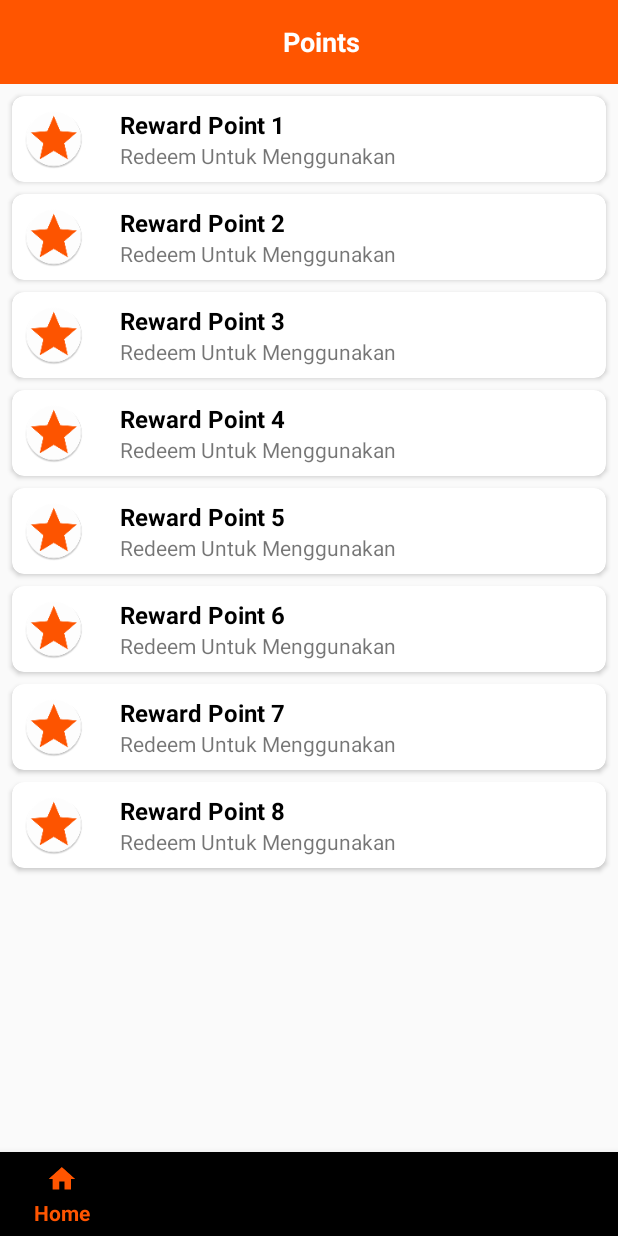
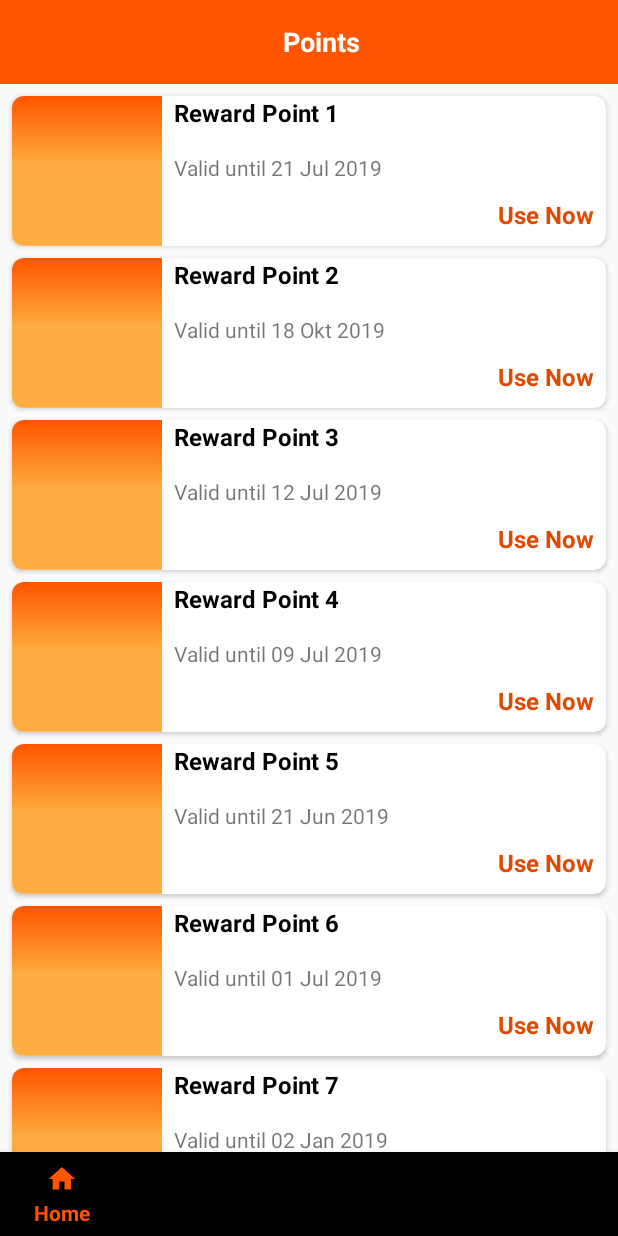
Before and after one commit to CevinWays/umuclone, an Android app: the fragment PointFragment placed in its activity, on a phone screen of 412 x 824 dp. Run offline under Robolectric (Android 15) with nearby library versions, the light colour scheme and no system bars.

Commit message:
fixing points layout

```diff
--- a/app/src/main/java/com/cevin/umuclone/point/PointData.java
+++ b/app/src/main/java/com/cevin/umuclone/point/PointData.java
@@ -6,14 +6,14 @@ import java.util.ArrayList;
 
 public class PointData {
     public static String[][] dataInbox = new String[][]{
-            {"Reward Point 1","Redeem Untuk Menggunakan"},
-            {"Reward Point 2","Redeem Untuk Menggunakan"},
-            {"Reward Point 3","Redeem Untuk Menggunakan"},
-            {"Reward Point 4","Redeem Untuk Menggunakan"},
-            {"Reward Point 5","Redeem Untuk Menggunakan"},
-            {"Reward Point 6","Redeem Untuk Menggunakan"},
-            {"Reward Point 7","Redeem Untuk Menggunakan"},
-            {"Reward Point 8","Redeem Untuk Menggunakan"},
+            {"Reward Point 1","Valid until 21 Jul 2019"},
+            {"Reward Point 2","Valid until 18 Okt 2019"},
+            {"Reward Point 3","Valid until 12 Jul 2019"},
+            {"Reward Point 4","Valid until 09 Jul 2019"},
+            {"Reward Point 5","Valid until 21 Jun 2019"},
+            {"Reward Point 6","Valid until 01 Jul 2019"},
+            {"Reward Point 7","Valid until 02 Jan 2019"},
+            {"Reward Point 8","Valid until 28 Jul 2019"},
 
     };
 
--- a/app/src/main/res/layout/item_cardview_inbox.xml
+++ b/app/src/main/res/layout/item_cardview_inbox.xml
@@ -17,12 +17,10 @@
 
         <ImageView
             android:id="@+id/imageView_point_umu"
-            android:layout_width="40dp"
-            android:layout_height="40dp"
-            android:layout_marginStart="@dimen/dimen_8dp"
-            android:layout_marginTop="@dimen/dimen_8dp"
-            android:layout_marginBottom="8dp"
-            android:src="@mipmap/ic_point_color"
+            android:layout_width="100dp"
+            android:layout_height="100dp"
+            android:scaleType="centerCrop"
+            android:src="@mipmap/backround_gradient_umu"
             app:layout_constraintBottom_toBottomOf="parent"
             app:layout_constraintStart_toStartOf="parent"
             app:layout_constraintTop_toTopOf="parent" />
@@ -31,8 +29,7 @@
             android:id="@+id/textView_title_inbox_umu"
             android:layout_width="0dp"
             android:layout_height="wrap_content"
-            android:layout_marginStart="24dp"
-            android:layout_marginTop="@dimen/dimen_8dp"
+            android:layout_marginStart="8dp"
             android:layout_marginEnd="8dp"
             android:maxLength="200"
             android:maxLines="1"
@@ -48,17 +45,31 @@
             android:id="@+id/textView_desc_inbox_umu"
             android:layout_width="0dp"
             android:layout_height="wrap_content"
-            android:layout_marginStart="24dp"
+            android:layout_marginStart="8dp"
+            android:layout_marginTop="16dp"
             android:layout_marginEnd="8dp"
-            android:layout_marginBottom="8dp"
             android:maxLength="200"
             android:maxLines="1"
             android:text="Ada promo UMU nih, yuk cek sebelum"
-            app:layout_constraintBottom_toBottomOf="parent"
             app:layout_constraintEnd_toEndOf="parent"
             app:layout_constraintStart_toEndOf="@id/imageView_point_umu"
             app:layout_constraintTop_toBottomOf="@id/textView_title_inbox_umu" />
 
+        <TextView
+            android:id="@+id/textView"
+            android:layout_width="wrap_content"
+            android:layout_height="wrap_content"
+            android:layout_marginTop="8dp"
+            android:layout_marginEnd="8dp"
+            android:layout_marginBottom="8dp"
+            android:text="Use Now"
+            android:textColor="@color/colorPrimaryDark"
+            android:textSize="16sp"
+            android:textStyle="bold"
+            app:layout_constraintBottom_toBottomOf="parent"
+            app:layout_constraintEnd_toEndOf="parent"
+            app:layout_constraintTop_toBottomOf="@+id/textView_desc_inbox_umu" />
+
     </android.support.constraint.ConstraintLayout>
 
 </android.support.v7.widget.CardView>
```
Also changed, not shown: app/src/main/res/mipmap-hdpi/backround_gradient_umu.png (added), app/src/main/res/mipmap-mdpi/backround_gradient_umu.png (added), app/src/main/res/mipmap-xhdpi/backround_gradient_umu.png (added), app/src/main/res/mipmap-xxhdpi/backround_gradient_umu.png (added), app/src/main/res/mipmap-xxxhdpi/backround_gradient_umu.png (added).
